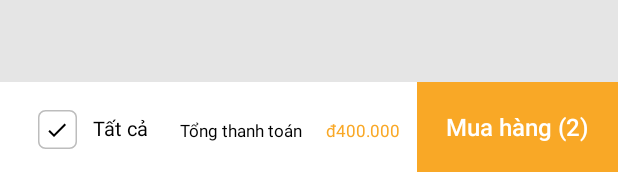
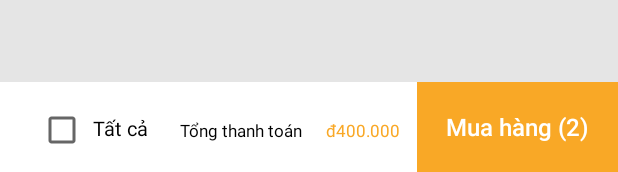
Before and after one commit to SETQT/Android, an Android app: the layout activity_mycart.xml on its own in the app's theme, with its tools: preview values and no code run, on a phone screen of 412 x 824 dp. Shown: the part 1064-1236 px from the top of the screen. Run offline under Robolectric (Android 15) with nearby library versions, the phone set to English and light mode, and no system bars.

Commit message:
update UI search

```diff
--- a/app/src/main/res/layout/activity_dashboard.xml
+++ b/app/src/main/res/layout/activity_dashboard.xml
@@ -112,6 +112,7 @@
         android:layout_alignParentTop="true"
         android:layout_marginLeft="60dp"
         android:layout_marginTop="62dp"
+        android:background="@null"
         android:gravity="left"
         android:hint="Tìm kiếm"
         android:textColor="#C6C6C6"
@@ -123,8 +124,8 @@
         android:layout_height="26dp"
         android:layout_marginLeft="28dp"
         android:layout_marginTop="74dp"
-        android:background="@drawable/icon_search"
-        android:gravity="center" />
+        android:gravity="center"
+        android:background="@drawable/icon_search" />
 
     <FrameLayout
         android:id="@+id/dashboard_fragment_first"
--- a/app/src/main/res/layout/activity_mycart.xml
+++ b/app/src/main/res/layout/activity_mycart.xml
@@ -88,26 +88,15 @@
         android:layout_alignParentBottom="true"
         android:background="@drawable/mycart_rectangle_footer" />
 
-    <View
-        android:id="@+id/bg_check_all"
+    <CheckBox
+        android:id="@+id/mycart_checkbox_all"
         android:layout_width="26dp"
         android:layout_height="26dp"
         android:layout_alignParentLeft="true"
         android:layout_alignParentBottom="true"
         android:layout_marginLeft="25dp"
-        android:layout_marginBottom="15dp"
-        android:background="@drawable/mycart_bg_check_all" />
+        android:layout_marginBottom="15dp" />
 
-    <Button
-        android:id="@+id/MyCart_icon_check_all"
-        android:layout_width="16dp"
-        android:layout_height="16dp"
-        android:layout_alignParentLeft="true"
-        android:layout_alignParentBottom="true"
-        android:layout_marginLeft="30dp"
-        android:layout_marginBottom="20dp"
-        android:background="@drawable/icon_done"
-        android:backgroundTint="#000000" />
 
     <TextView
         android:layout_width="wrap_content"
```
Also changed, not shown: app/src/main/res/layout/activity_search.xml (+19 -7 lines), app/src/main/res/layout/custom_mycart_listview.xml (+7 -17 lines).
